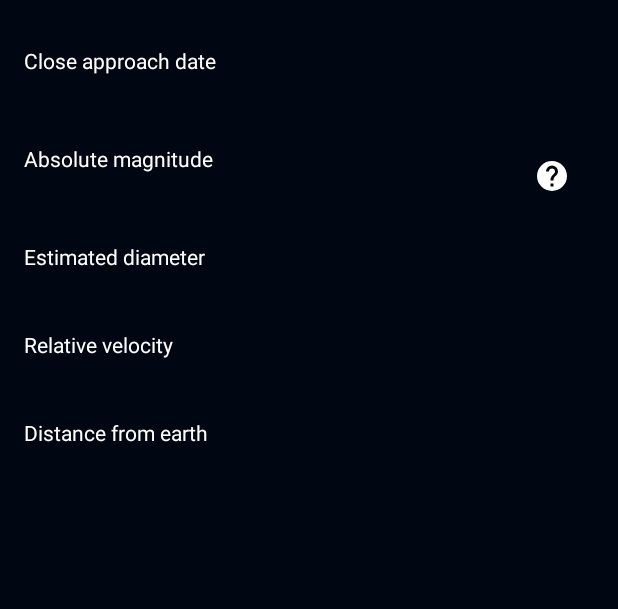
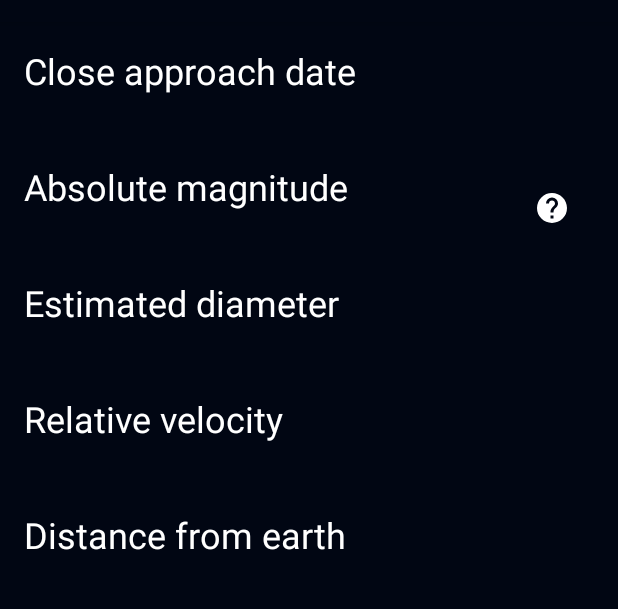
Before and after one commit to t2dbabz/Asteroid-Radar, an Android app: the fragment DetailFragment placed in its activity, on a phone screen of 412 x 824 dp, the part 62-671 px from its top. Run offline under Robolectric (Android 15) with nearby library versions, the phone set to English and light mode, and no system bars; our stand-ins replace Picasso, Room's generated code, data binding; pictures from the network do not load; 8 statements that could not run were skipped.

Commit message:
implement Style and Accessibility

```diff
--- a/app/src/main/java/com/udacity/asteroidradar/adapter/AsteroidAdapter.kt
+++ b/app/src/main/java/com/udacity/asteroidradar/adapter/AsteroidAdapter.kt
@@ -5,6 +5,7 @@ import android.view.ViewGroup
 import androidx.recyclerview.widget.DiffUtil
 import androidx.recyclerview.widget.ListAdapter
 import androidx.recyclerview.widget.RecyclerView
+import com.udacity.asteroidradar.R
 import com.udacity.asteroidradar.databinding.AsteroidsListItemBinding
 import com.udacity.asteroidradar.domain.Asteroid
 
@@ -13,6 +14,11 @@ class AsteroidAdapter(val onClickListener: OnClickListener) : ListAdapter<Astero
     class AsteroidViewHolder(private val binding: AsteroidsListItemBinding) : RecyclerView.ViewHolder(binding.root) {
         fun bind(asteroid: Asteroid) {
             binding.asteroid = asteroid
+            if (asteroid.isPotentiallyHazardous) {
+                binding.asteroidStatusIcon.contentDescription = itemView.context.getString(R.string.potentially_hazardous_asteroid_icon)
+            } else {
+                binding.asteroidStatusIcon.contentDescription = itemView.context.getString(R.string.not_hazardous_asteroid_icon)
+            }
             binding.executePendingBindings()
         }
 
--- a/app/src/main/java/com/udacity/asteroidradar/adapter/BindingAdapters.kt
+++ b/app/src/main/java/com/udacity/asteroidradar/adapter/BindingAdapters.kt
@@ -5,15 +5,22 @@ import android.widget.TextView
 import androidx.databinding.BindingAdapter
 import com.squareup.picasso.Picasso
 import com.udacity.asteroidradar.R
+import com.udacity.asteroidradar.domain.PictureOfDay
 
 
+@BindingAdapter("pictureOfDay")
+fun bindPictureOfDayImage(imageView: ImageView, pictureOfDay: PictureOfDay?) {
 
-@BindingAdapter("pictureOfDayImageUrl")
-fun bindPictureOfDayImage(imageView: ImageView, imageUrl: String? ) {
-    imageUrl?.let {
+    if (pictureOfDay?.mediaType == "image") {
         Picasso.with(imageView.context)
-            .load(imageUrl)
+            .load(pictureOfDay.url)
             .into(imageView)
+        imageView.contentDescription = imageView.context.getString(
+            R.string.nasa_picture_of_day_content_description_format,
+            pictureOfDay.title
+        )
+    } else {
+        imageView.contentDescription = imageView.context.getString(R.string.this_is_nasa_s_picture_of_day_showing_nothing_yet)
     }
 }
 
@@ -21,8 +28,10 @@ fun bindPictureOfDayImage(imageView: ImageView, imageUrl: String? ) {
 fun bindAsteroidStatusImage(imageView: ImageView, isHazardous: Boolean) {
     if (isHazardous) {
         imageView.setImageResource(R.drawable.ic_status_potentially_hazardous)
+        imageView.contentDescription = imageView.context.getString(R.string.potentially_hazardous_asteroid_icon)
     } else {
         imageView.setImageResource(R.drawable.ic_status_normal)
+        imageView.contentDescription = imageView.context.getString(R.string.not_hazardous_asteroid_icon)
     }
 }
 
@@ -30,8 +39,10 @@ fun bindAsteroidStatusImage(imageView: ImageView, isHazardous: Boolean) {
 fun bindDetailsStatusImage(imageView: ImageView, isHazardous: Boolean) {
     if (isHazardous) {
         imageView.setImageResource(R.drawable.asteroid_hazardous)
+        imageView.contentDescription = imageView.context.getString(R.string.potentially_hazardous_asteroid_image)
     } else {
         imageView.setImageResource(R.drawable.asteroid_safe)
+        imageView.contentDescription = imageView.context.getString(R.string.not_hazardous_asteroid_image)
     }
 }
 
--- a/app/src/main/res/layout/fragment_detail.xml
+++ b/app/src/main/res/layout/fragment_detail.xml
@@ -48,7 +48,7 @@
                         android:layout_width="match_parent"
                         android:layout_height="wrap_content"
                         android:text="@string/close_approach_data_title"
-                        android:textColor="@color/default_text_color" />
+                        style="@style/TextTitle" />
 
                     <TextView
                         android:id="@+id/close_approach_date"
@@ -56,7 +56,7 @@
                         android:layout_height="wrap_content"
                         android:layout_marginTop="4dp"
                         android:text="@{viewModel.selectedAsteroid.closeApproachDate}"
-                        android:textColor="@color/default_text_color"
+                        style="@style/TextSubtitle"
                         tools:text="2020-02-01" />
                 </LinearLayout>
 
@@ -77,14 +77,14 @@
                             android:layout_width="match_parent"
                             android:layout_height="wrap_content"
                             android:text="@string/absolute_magnitude_title"
-                            android:textColor="@color/default_text_color" />
+                            style="@style/TextTitle" />
 
                         <TextView
                             android:id="@+id/absolute_magnitude"
                             android:layout_width="match_parent"
                             android:layout_height="wrap_content"
                             android:layout_marginTop="4dp"
-                            android:textColor="@color/default_text_color"
+                            style="@style/TextSubtitle"
                             app:astronomicalUnitText="@{viewModel.selectedAsteroid.absoluteMagnitude}"
                             tools:text="25.126 au" />
                     </LinearLayout>
@@ -94,6 +94,7 @@
                         android:layout_width="wrap_content"
                         android:layout_height="wrap_content"
                         android:padding="16dp"
+                        android:contentDescription="@string/astronomical_unit_explanation_button"
                         app:srcCompat="@drawable/ic_help_circle" />
 
                 </LinearLayout>
@@ -103,14 +104,14 @@
                     android:layout_height="wrap_content"
                     android:layout_marginTop="16dp"
                     android:text="@string/estimated_diameter_title"
-                    android:textColor="@color/default_text_color" />
+                    style="@style/TextTitle" />
 
                 <TextView
                     android:id="@+id/estimated_diameter"
                     android:layout_width="match_parent"
                     android:layout_height="wrap_content"
                     android:layout_marginTop="4dp"
-                    android:textColor="@color/default_text_color"
+                    style="@style/TextSubtitle"
                     app:kmUnitText="@{viewModel.selectedAsteroid.estimatedDiameter}"
                     tools:text="0.82 km" />
 
@@ -119,14 +120,14 @@
                     android:layout_height="wrap_content"
                     android:layout_marginTop="16dp"
                     android:text="@string/relative_velocity_title"
-                    android:textColor="@color/default_text_color" />
+                    style="@style/TextTitle" />
 
                 <TextView
                     android:id="@+id/relative_velocity"
                     android:layout_width="match_parent"
                     android:layout_height="wrap_content"
                     android:layout_marginTop="4dp"
-                    android:textColor="@color/default_text_color"
+                    style="@style/TextSubtitle"
                     app:velocityText="@{viewModel.selectedAsteroid.relativeVelocity}"
                     tools:text="11.9 km/s" />
 
@@ -135,14 +136,14 @@
                     android:layout_height="wrap_content"
                     android:layout_marginTop="16dp"
                     android:text="@string/distance_from_earth_title"
-                    android:textColor="@color/default_text_color" />
+                    style="@style/TextTitle"/>
 
                 <TextView
                     android:id="@+id/distance_from_earth"
                     android:layout_width="match_parent"
                     android:layout_height="wrap_content"
                     android:layout_marginTop="4dp"
-                    android:textColor="@color/default_text_color"
+                    style="@style/TextSubtitle"
                     app:astronomicalUnitText="@{viewModel.selectedAsteroid.distanceFromEarth}"
                     tools:text="0.0924 au" />
 
--- a/app/src/main/res/layout/fragment_main.xml
+++ b/app/src/main/res/layout/fragment_main.xml
@@ -29,7 +29,7 @@
                 android:layout_height="match_parent"
                 android:adjustViewBounds="true"
                 android:scaleType="centerCrop"
-                app:pictureOfDayImageUrl="@{viewModel.pictureOfTheDay.url}"
+                app:pictureOfDay="@{viewModel.pictureOfTheDay}"
                 app:srcCompat="@drawable/placeholder_picture_of_day" />
 
             <TextView
@@ -40,7 +40,7 @@
                 android:background="#55010613"
                 android:padding="16dp"
                 android:text="@string/image_of_the_day"
-                android:textColor="@android:color/white"
+                style="@style/TextTitle"
                 android:textSize="20sp"
                 android:textStyle="bold" />
         </FrameLayout>
--- a/app/src/main/res/values/strings.xml
+++ b/app/src/main/res/values/strings.xml
@@ -17,6 +17,8 @@
     <string name="astronomical_unit_explanation_button">Astronomical unit definition</string>
     <string name="potentially_hazardous_asteroid_image">Potentially hazardous asteroid image</string>
     <string name="not_hazardous_asteroid_image">Not hazardous asteroid image</string>
+    <string name="potentially_hazardous_asteroid_icon">Potentially hazardous asteroid icon</string>
+    <string name="not_hazardous_asteroid_icon">Not hazardous asteroid icon</string>
     <string name="this_is_nasa_s_picture_of_day_showing_nothing_yet">This is NASA\'s picture of day, showing nothing yet</string>
     <string name="nasa_picture_of_day_content_description_format">NASA\'s picture of day: %s</string>
 </resources>
--- a/app/src/main/res/values/styles.xml
+++ b/app/src/main/res/values/styles.xml
@@ -8,4 +8,12 @@
         <item name="colorAccent">@color/colorAccent</item>
     </style>
 
+    <style name="TextTitle" parent="TextAppearance.MaterialComponents.Headline5">
+       <item name="android:textColor">@color/default_text_color</item>
+    </style>
+
+    <style name="TextSubtitle" parent="TextTitle">
+        <item name="android:textSize">18sp</item>
+    </style>
+
 </resources>
```
Also changed, not shown: app/src/main/res/layout/asteroids_list_item.xml (+4 -5 lines).
